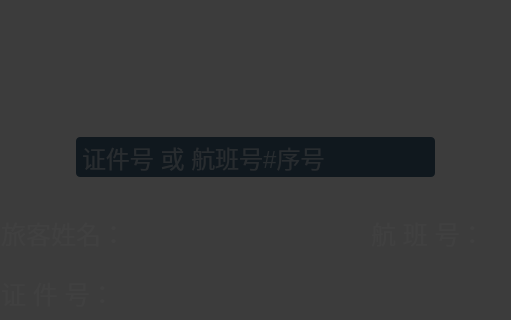
Old version of the form QueryConsoleClient/mainwindow.ui in the repository 17719543022/QueryConsoleClient; both pictures show x 89 to 600 and y 0 to 320 of the 800 by 1280 pixel window.
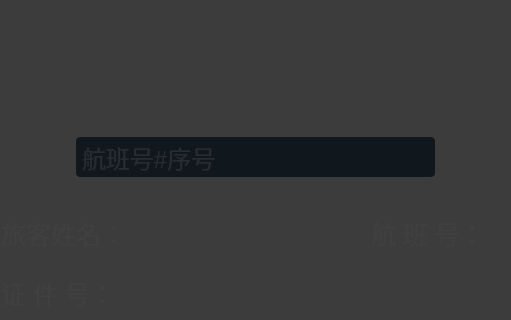
New version of the form. Icons and pictures are not drawn. Custom widgets are drawn as their Qt base class.

```diff
--- a/QueryConsoleClient/mainwindow.ui
+++ b/QueryConsoleClient/mainwindow.ui
@@ -251,7 +251,7 @@
           <number>18</number>
          </property>
          <property name="placeholderText">
-          <string>证件号 或 航班号#序号</string>
+          <string>航班号#序号</string>
          </property>
         </widget>
        </widget>
```
